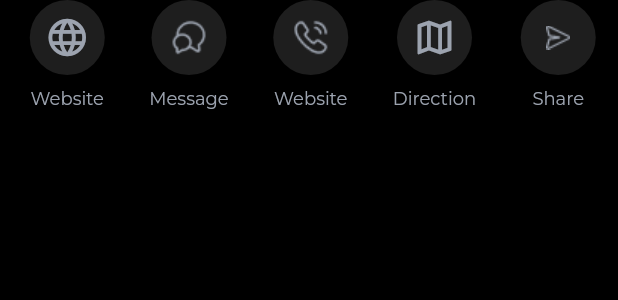
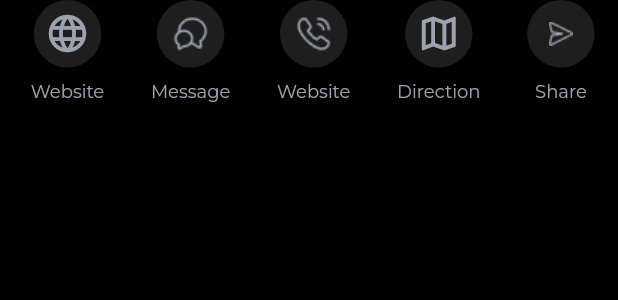
Before and after one commit to Owoeye1321/beautylux, a Flutter app: the ProfileMenu widget shown alone on an empty page, opened directly with sample values from the repository, on a phone screen of 412 x 824 dp. Shown: the top 300 px of the screen. Run offline on Flutter 3.47's test engine with Material 2 defaults, Android fonts, the light colour scheme and no system bars; our stand-ins replace flutter_otp_text_field, flutter_riverpod, google_fonts; missing offline and left inert: flutter_floating_bottom_bar; network calls fail.

Commit message:
fixed more issues on layout

```diff
--- a/lib/screen/home.dart
+++ b/lib/screen/home.dart
@@ -26,7 +26,7 @@ class _HomeState extends State<Home> {
     return Scaffold(
       appBar: AppBar(
         toolbarHeight: 90,
-        leadingWidth: 75,
+        leadingWidth: 70,
         backgroundColor: Theme.of(context).colorScheme.tertiaryContainer,
         automaticallyImplyLeading: false,
         leading: Padding(
@@ -35,7 +35,6 @@ class _HomeState extends State<Home> {
             onTap: () {},
             child: ClipOval(
               child: Container(
-                width: 100,
                 margin: EdgeInsets.only(
                   top: 10,
                   bottom: 10,
@@ -77,7 +76,7 @@ class _HomeState extends State<Home> {
             ],
           ),
           const SizedBox(
-            width: 120,
+            width: 130,
           ),
           GestureDetector(
             onTap: () {},
--- a/lib/widget/service-provider/about_content.dart
+++ b/lib/widget/service-provider/about_content.dart
@@ -274,8 +274,8 @@ class AboutProvider extends ConsumerWidget {
                             mainAxisAlignment: MainAxisAlignment.start,
                             children: [
                               Container(
-                                height: 90,
-                                width: 90,
+                                height: 70,
+                                width: 70,
                                 decoration: BoxDecoration(
                                   color: Theme.of(context).colorScheme.onSurface,
                                   borderRadius: BorderRadius.circular(50),
@@ -297,7 +297,7 @@ class AboutProvider extends ConsumerWidget {
                                 fontweight: Theme.of(context).textTheme.bodyMedium?.fontWeight! as FontWeight,
                               ),
                               SizedBox(
-                                height: 5,
+                                height: 10,
                               ),
                               Row(
                                 mainAxisAlignment: MainAxisAlignment.center,
--- a/lib/widget/service-provider/provider_profile_features.dart
+++ b/lib/widget/service-provider/provider_profile_features.dart
@@ -16,8 +16,8 @@ class ProfileMenu extends StatelessWidget {
           Column(
             children: [
               Container(
-                height: 50,
-                width: 50,
+                height: 45,
+                width: 45,
                 decoration: BoxDecoration(
                   borderRadius: BorderRadius.circular(50),
                   color: Theme.of(context).colorScheme.onInverseSurface.withOpacity(0.8),
@@ -42,8 +42,8 @@ class ProfileMenu extends StatelessWidget {
           Column(
             children: [
               Container(
-                height: 50,
-                width: 50,
+                height: 45,
+                width: 45,
                 decoration: BoxDecoration(
                   borderRadius: BorderRadius.circular(50),
                   color: Theme.of(context).colorScheme.onInverseSurface.withOpacity(0.8),
@@ -67,8 +67,8 @@ class ProfileMenu extends StatelessWidget {
           Column(
             children: [
               Container(
-                height: 50,
-                width: 50,
+                height: 45,
+                width: 45,
                 decoration: BoxDecoration(
                   borderRadius: BorderRadius.circular(50),
                   color: Theme.of(context).colorScheme.onInverseSurface.withOpacity(0.8),
@@ -92,8 +92,8 @@ class ProfileMenu extends StatelessWidget {
           Column(
             children: [
               Container(
-                height: 50,
-                width: 50,
+                height: 45,
+                width: 45,
                 decoration: BoxDecoration(
                   borderRadius: BorderRadius.circular(50),
                   color: Theme.of(context).colorScheme.onInverseSurface.withOpacity(0.8),
@@ -118,8 +118,8 @@ class ProfileMenu extends StatelessWidget {
           Column(
             children: [
               Container(
-                height: 50,
-                width: 50,
+                height: 45,
+                width: 45,
                 decoration: BoxDecoration(
                   borderRadius: BorderRadius.circular(50),
                   color: Theme.of(context).colorScheme.onInverseSurface.withOpacity(0.8),
```
Also changed, not shown: lib/main.dart (+5 -4 lines), lib/screen/service-provider/view_provider.dart (+3 -6 lines), lib/widget/service-provider/provider_profile.dart (+4 -4 lines).
